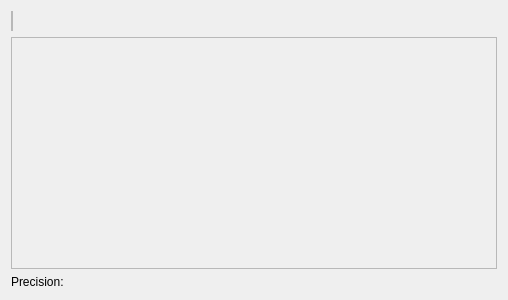
KDE/krita, file krita/plugins/paintops/libpaintop/forms/wdgbrushchooser.ui: the form before one commit.
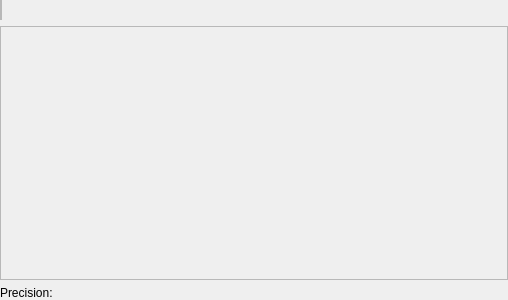
The form after the commit. Custom widgets are drawn as their Qt base class.

Commit message:
Lot's of margin twisting in Krita brush config UI
Among other things removed the margin from KoResourceItemChooser, as it is a widget,
only composed from other widgets, so to align properly with other widgets there should
not be a margin around it

thanks boud for review

Patch:
```diff
--- a/krita/plugins/paintops/libpaintop/forms/wdgbrushchooser.ui
+++ b/krita/plugins/paintops/libpaintop/forms/wdgbrushchooser.ui
@@ -11,6 +11,9 @@
    </rect>
   </property>
   <layout class="QVBoxLayout" name="verticalLayout" stretch="0,1,0">
+   <property name="margin">
+    <number>0</number>
+   </property>
    <item>
     <layout class="QHBoxLayout" name="horizontalLayout">
      <item>
```
The commit also changes 26 other files.
